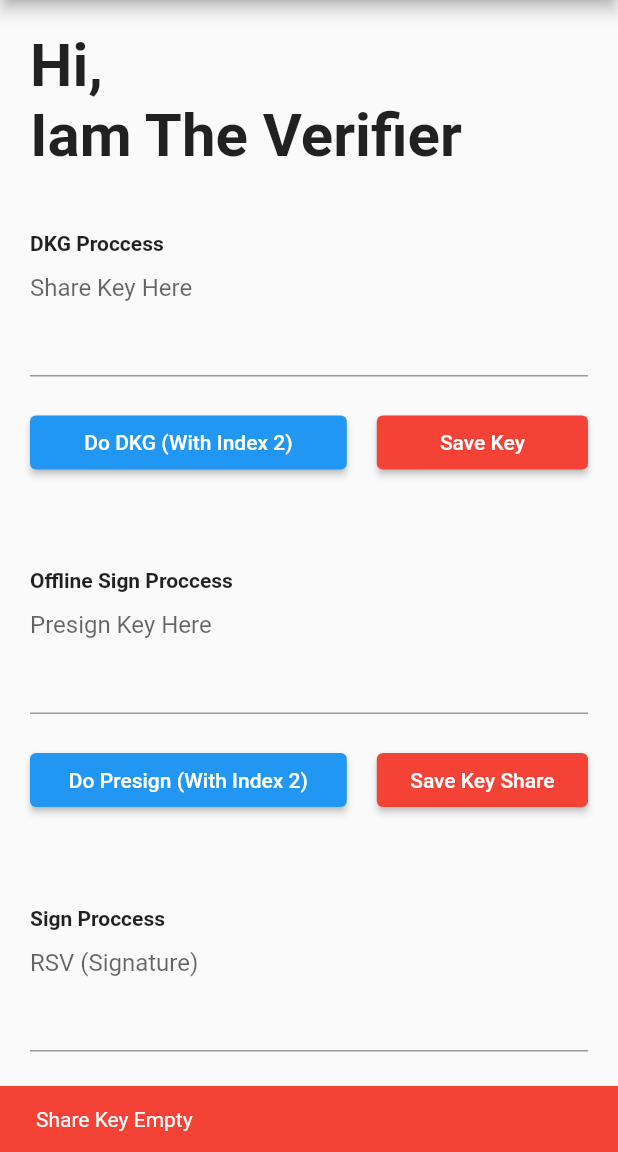
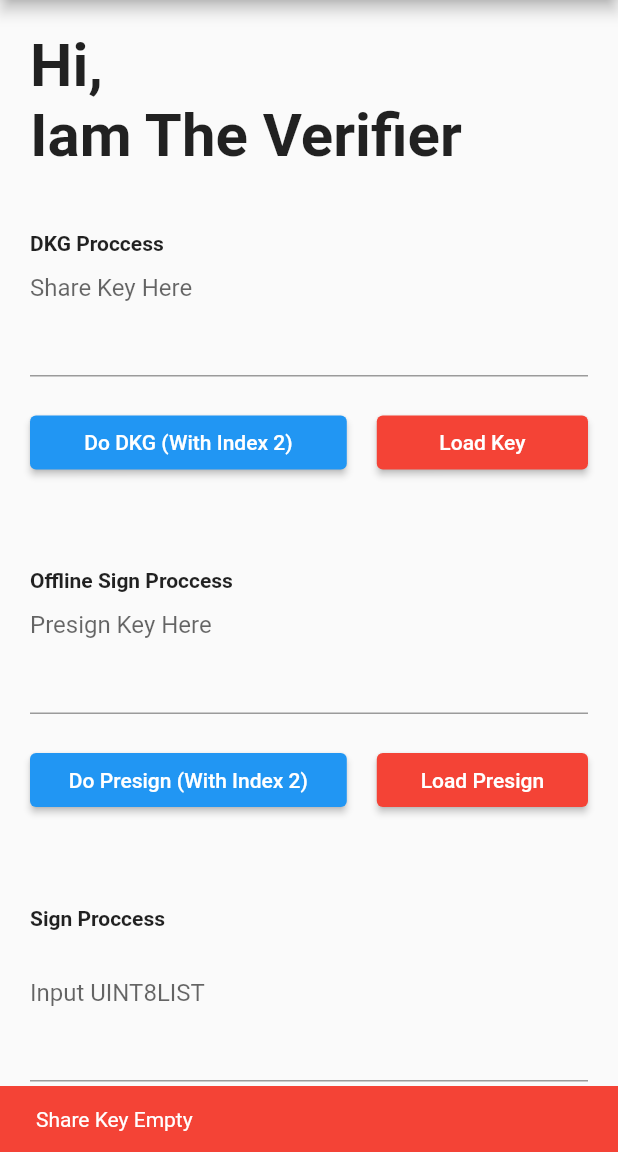
Before and after one commit to kopianan/cb_aaverifier, a Flutter app: the screen it shows after launch, after a tap on "Do Presign (With Index 2)", on a phone screen of 412 x 824 dp, the part 84-1236 px from its top. Run offline on Flutter 3.47's test engine with Material 2 defaults, Android fonts, the light colour scheme and no system bars; our stand-ins replace flutter_secure_storage; missing offline and left inert: rust_mpc_ffi.

Commit message:
update package

```diff
--- a/lib/main.dart
+++ b/lib/main.dart
@@ -1,3 +1,5 @@
+import 'dart:typed_data';
+
 import 'package:coinbit_verifier/controller/storage.dart';
 import 'package:flutter/material.dart';
 import 'package:rust_mpc_ffi/lib.dart';
@@ -40,6 +42,7 @@ class _MyHomePageState extends State<MyHomePage> {
   final dkgText = TextEditingController();
   final presignText = TextEditingController();
   final signText = TextEditingController();
+  final uintText = TextEditingController();
   @override
   Widget build(BuildContext context) {
     return Scaffold(
@@ -84,6 +87,7 @@ class _MyHomePageState extends State<MyHomePage> {
                             });
                             var doDkg = await CBRustMpc().proccessDkgString(2);
                             dkgText.text = doDkg.toString();
+                            await Storage.saveKey(shareKey, doDkg.toString());
                             setState(() {
                               dkgState = false;
                             });
@@ -106,22 +110,18 @@ class _MyHomePageState extends State<MyHomePage> {
                               backgroundColor:
                                   MaterialStateProperty.all(Colors.red)),
                           onPressed: () async {
-                            if (dkgText.text.isNotEmpty) {
-                              await Storage.saveKey(shareKey, dkgText.text);
-                              ScaffoldMessenger.of(context).showSnackBar(
-                                  const SnackBar(
-                                      duration: Duration(seconds: 3),
-                                      backgroundColor: Colors.green,
-                                      content: Text("Key Saved")));
+                            var key = await Storage.loadKey(shareKey);
+                            if (key != null) {
+                              dkgText.text = key;
                             } else {
                               ScaffoldMessenger.of(context).showSnackBar(
                                   SnackBar(
                                       duration: Duration(seconds: 3),
                                       backgroundColor: Colors.red,
-                                      content: Text("Can not save empty key")));
+                                      content: Text("Key Shared Not Found")));
                             }
                           },
-                          child: const Text("Save Key"),
+                          child: const Text("Load Key"),
                         ),
                       ),
                     ],
@@ -153,11 +153,12 @@ class _MyHomePageState extends State<MyHomePage> {
                             setState(() {
                               presignState = true;
                             });
-                            final key = await Storage.loadKey(shareKey);
-                            if (key != null) {
-                              var doPresign =
-                                  await CBRustMpc().offlineSignWithJson(2, key);
+                            if (dkgText.text.isNotEmpty) {
+                              var doPresign = await CBRustMpc()
+                                  .offlineSignWithJson(2, dkgText.text);
                               presignText.text = doPresign.toString();
+                              await Storage.saveKey(
+                                  presignKey, doPresign.toString());
                             } else {
                               ScaffoldMessenger.of(context).showSnackBar(
                                   const SnackBar(
@@ -187,23 +188,19 @@ class _MyHomePageState extends State<MyHomePage> {
                           style: ButtonStyle(
                               backgroundColor:
                                   MaterialStateProperty.all(Colors.red)),
-                          onPressed: () {
-                            if (dkgText.text.isNotEmpty) {
-                              Storage.saveKey(presignKey, presignText.text);
-                              ScaffoldMessenger.of(context).showSnackBar(
-                                  const SnackBar(
-                                      duration: Duration(seconds: 3),
-                                      backgroundColor: Colors.green,
-                                      content: Text("Key Saved")));
+                          onPressed: () async {
+                            var key = await Storage.loadKey(presignKey);
+                            if (key != null) {
+                              dkgText.text = key;
                             } else {
                               ScaffoldMessenger.of(context).showSnackBar(
                                   const SnackBar(
                                       duration: Duration(seconds: 3),
                                       backgroundColor: Colors.red,
-                                      content: Text("Can not save empty key")));
+                                      content: Text("Key Shared Not Found")));
                             }
                           },
-                          child: const Text("Save Key Share"),
+                          child: const Text("Load Presign"),
                         ),
                       ),
                     ],
@@ -218,27 +215,29 @@ class _MyHomePageState extends State<MyHomePage> {
                     "Sign Proccess",
                     style: TextStyle(fontWeight: FontWeight.bold),
                   ),
+                  const SizedBox(height: 20),
                   TextField(
                     maxLines: 3,
                     minLines: 3,
-                    controller: signText,
+                    controller: uintText,
                     decoration:
-                        const InputDecoration(hintText: "RSV (Signature)"),
+                        const InputDecoration(hintText: "Input UINT8LIST"),
                   ),
-                  const SizedBox(height: 20),
-                  Row(
-                    children: [
-                      Expanded(
-                        flex: 3,
+                  Container(
+                    width: double.infinity,
                     child: ElevatedButton(
                       onPressed: () async {
                         setState(() {
                           signState = true;
                         });
-                            final key = await Storage.loadKey(presignKey);
-                            if (key != null) {
-                              var doPresign =
-                                  await CBRustMpc().sign(2, key, "message");
+                        if (presignText.text.isNotEmpty &&
+                            uintText.text.isNotEmpty) {
+                          var uint = uintText as List<int>;
+                          var doPresign = await CBRustMpc().sign(
+                            2,
+                            presignText.text,
+                            Uint8List.fromList(uint),
+                          );
                           signText.text = doPresign.toString();
                         } else {
                           ScaffoldMessenger.of(context).showSnackBar(
@@ -259,11 +258,17 @@ class _MyHomePageState extends State<MyHomePage> {
                                 color: Colors.white,
                               ),
                             )
-                              : const Text("So Sign (With Index 2)"),
+                          : const Text("Do Sign (With Index 2)"),
                     ),
                   ),
-                    ],
-                  )
+                  TextField(
+                    maxLines: 3,
+                    minLines: 3,
+                    controller: signText,
+                    decoration:
+                        const InputDecoration(hintText: "RSV (Signature)"),
+                  ),
+                  const SizedBox(height: 20),
                 ],
               )
             ],
--- a/pubspec.yaml
+++ b/pubspec.yaml
@@ -34,6 +34,8 @@ dependencies:
   rust_mpc_ffi:
     git:
       url: https://github.com/kopianan/rust_mpc_ffi
+      ref: master # branch name
+
 
 dev_dependencies:
 
```
Also changed, not shown: pubspec.lock, 1 other file. Lines whose indentation alone changed are shown as unchanged.
